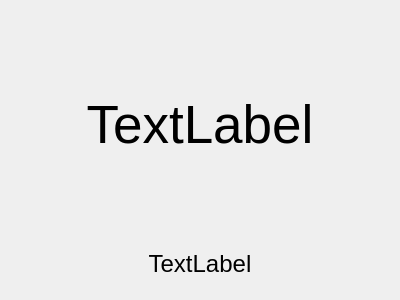
CountrySideEngineer/QtWatchSample, file dev/src/QtSampleWatch/qtwatchsamplewindow.ui: the form before one commit.
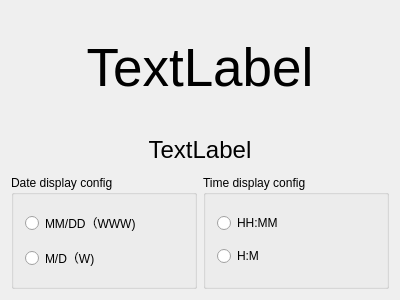
The form after the commit.

Commit message: Update user interface view.

What changed in the file:
```diff
--- a/dev/src/QtSampleWatch/qtwatchsamplewindow.ui
+++ b/dev/src/QtSampleWatch/qtwatchsamplewindow.ui
@@ -20,7 +20,30 @@
       <property name="verticalSpacing">
        <number>0</number>
       </property>
-      <item row="0" column="0">
+      <item row="3" column="1">
+       <widget class="QGroupBox" name="groupBox">
+        <property name="title">
+         <string>Time display config</string>
+        </property>
+        <layout class="QVBoxLayout" name="verticalLayout_2">
+         <item>
+          <widget class="QRadioButton" name="timeDisplayLongFormat">
+           <property name="text">
+            <string>HH:MM</string>
+           </property>
+          </widget>
+         </item>
+         <item>
+          <widget class="QRadioButton" name="timeDisplayShortFormat">
+           <property name="text">
+            <string>H:M</string>
+           </property>
+          </widget>
+         </item>
+        </layout>
+       </widget>
+      </item>
+      <item row="0" column="0" colspan="2">
        <widget class="QLabel" name="timeLabel">
         <property name="font">
          <font>
@@ -35,7 +58,30 @@
         </property>
        </widget>
       </item>
-      <item row="1" column="0">
+      <item row="3" column="0">
+       <widget class="QGroupBox" name="dateDisplayGroup">
+        <property name="title">
+         <string>Date display config</string>
+        </property>
+        <layout class="QVBoxLayout" name="verticalLayout">
+         <item>
+          <widget class="QRadioButton" name="dateDisplayLongFormat">
+           <property name="text">
+            <string>MM/DD（WWW)</string>
+           </property>
+          </widget>
+         </item>
+         <item>
+          <widget class="QRadioButton" name="dateDisplayShortFormat">
+           <property name="text">
+            <string>M/D（W)</string>
+           </property>
+          </widget>
+         </item>
+        </layout>
+       </widget>
+      </item>
+      <item row="1" column="0" colspan="2">
        <widget class="QWidget" name="widget" native="true">
         <property name="maximumSize">
          <size>
```
